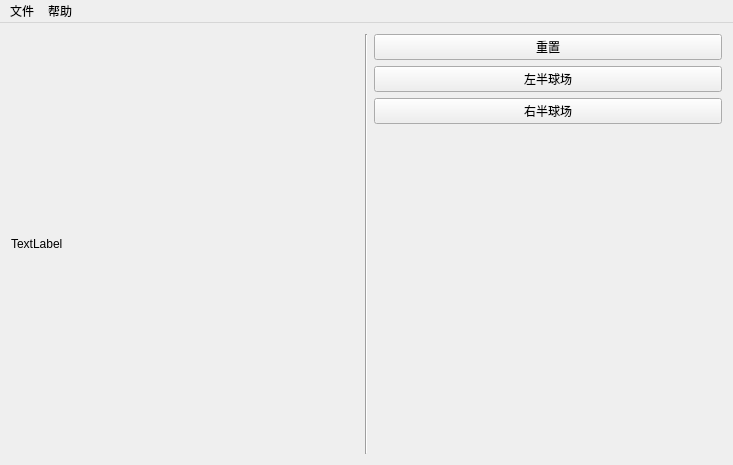
First picture: the form in mainwindow.ui, repository HadenSun/robot_1, before the edit.
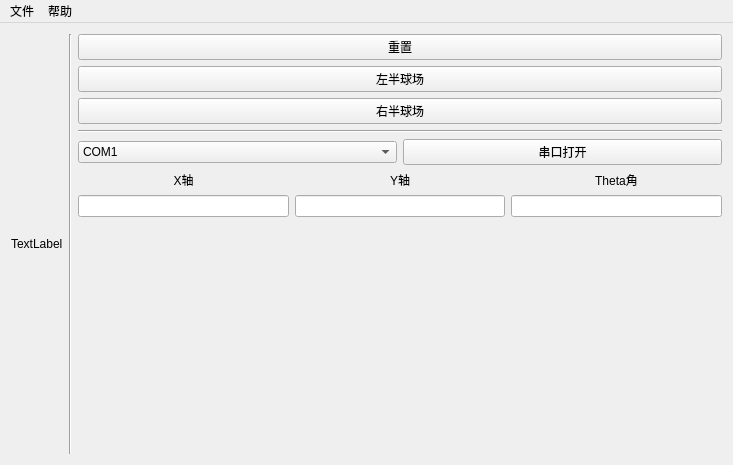
Second picture: the form after the edit.

Commit message:
The Function of Draw Map is Done
Both left map and right map  and the switch function are done.

Diff of the .ui file:
```diff
--- a/mainwindow.ui
+++ b/mainwindow.ui
@@ -54,6 +54,157 @@
           </property>
          </widget>
         </item>
+        <item>
+         <widget class="Line" name="line_2">
+          <property name="orientation">
+           <enum>Qt::Horizontal</enum>
+          </property>
+         </widget>
+        </item>
+        <item>
+         <layout class="QHBoxLayout" name="horizontalLayout_5">
+          <item>
+           <widget class="QComboBox" name="comboBox">
+            <item>
+             <property name="text">
+              <string>COM1</string>
+             </property>
+            </item>
+            <item>
+             <property name="text">
+              <string>COM2</string>
+             </property>
+            </item>
+            <item>
+             <property name="text">
+              <string>COM3</string>
+             </property>
+            </item>
+            <item>
+             <property name="text">
+              <string>COM4</string>
+             </property>
+            </item>
+            <item>
+             <property name="text">
+              <string>COM5</string>
+             </property>
+            </item>
+            <item>
+             <property name="text">
+              <string>COM6</string>
+             </property>
+            </item>
+            <item>
+             <property name="text">
+              <string>COM7</string>
+             </property>
+            </item>
+            <item>
+             <property name="text">
+              <string>COM8</string>
+             </property>
+            </item>
+            <item>
+             <property name="text">
+              <string>COM9</string>
+             </property>
+            </item>
+            <item>
+             <property name="text">
+              <string>COM10</string>
+             </property>
+            </item>
+            <item>
+             <property name="text">
+              <string>COM11</string>
+             </property>
+            </item>
+            <item>
+             <property name="text">
+              <string>COM12</string>
+             </property>
+            </item>
+            <item>
+             <property name="text">
+              <string>COM13</string>
+             </property>
+            </item>
+            <item>
+             <property name="text">
+              <string>COM14</string>
+             </property>
+            </item>
+           </widget>
+          </item>
+          <item>
+           <widget class="QPushButton" name="comButton">
+            <property name="text">
+             <string>串口打开</string>
+            </property>
+           </widget>
+          </item>
+         </layout>
+        </item>
+        <item>
+         <layout class="QHBoxLayout" name="horizontalLayout_4">
+          <item>
+           <widget class="QLabel" name="label_3">
+            <property name="text">
+             <string>X轴</string>
+            </property>
+            <property name="alignment">
+             <set>Qt::AlignCenter</set>
+            </property>
+           </widget>
+          </item>
+          <item>
+           <widget class="QLabel" name="label_4">
+            <property name="text">
+             <string>Y轴</string>
+            </property>
+            <property name="alignment">
+             <set>Qt::AlignCenter</set>
+            </property>
+           </widget>
+          </item>
+          <item>
+           <widget class="QLabel" name="label_2">
+            <property name="text">
+             <string>Theta角</string>
+            </property>
+            <property name="alignment">
+             <set>Qt::AlignCenter</set>
+            </property>
+           </widget>
+          </item>
+         </layout>
+        </item>
+        <item>
+         <layout class="QHBoxLayout" name="horizontalLayout_3">
+          <item>
+           <widget class="QLineEdit" name="xLineEdit">
+            <property name="readOnly">
+             <bool>true</bool>
+            </property>
+           </widget>
+          </item>
+          <item>
+           <widget class="QLineEdit" name="yLineEdit">
+            <property name="readOnly">
+             <bool>true</bool>
+            </property>
+           </widget>
+          </item>
+          <item>
+           <widget class="QLineEdit" name="thetaLineEdit">
+            <property name="readOnly">
+             <bool>true</bool>
+            </property>
+           </widget>
+          </item>
+         </layout>
+        </item>
         <item>
          <spacer name="verticalSpacer">
           <property name="orientation">
```
Left out of the diff: 2 changed lines with no effect on the pictures. The commit also changes 2 other files.
